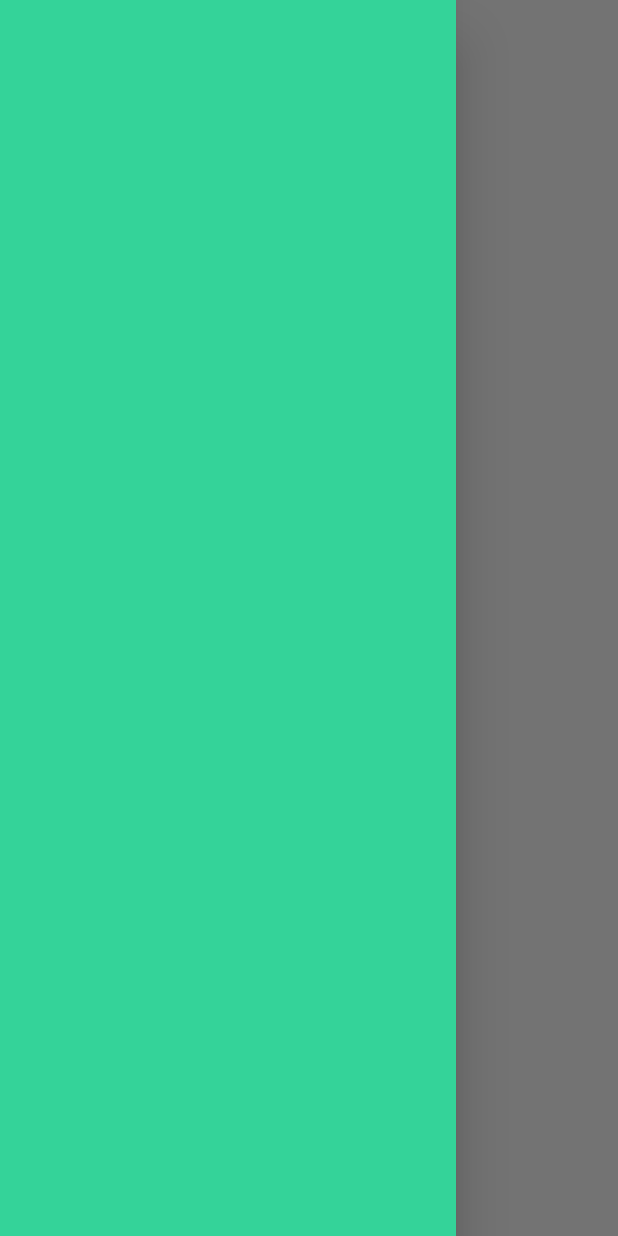
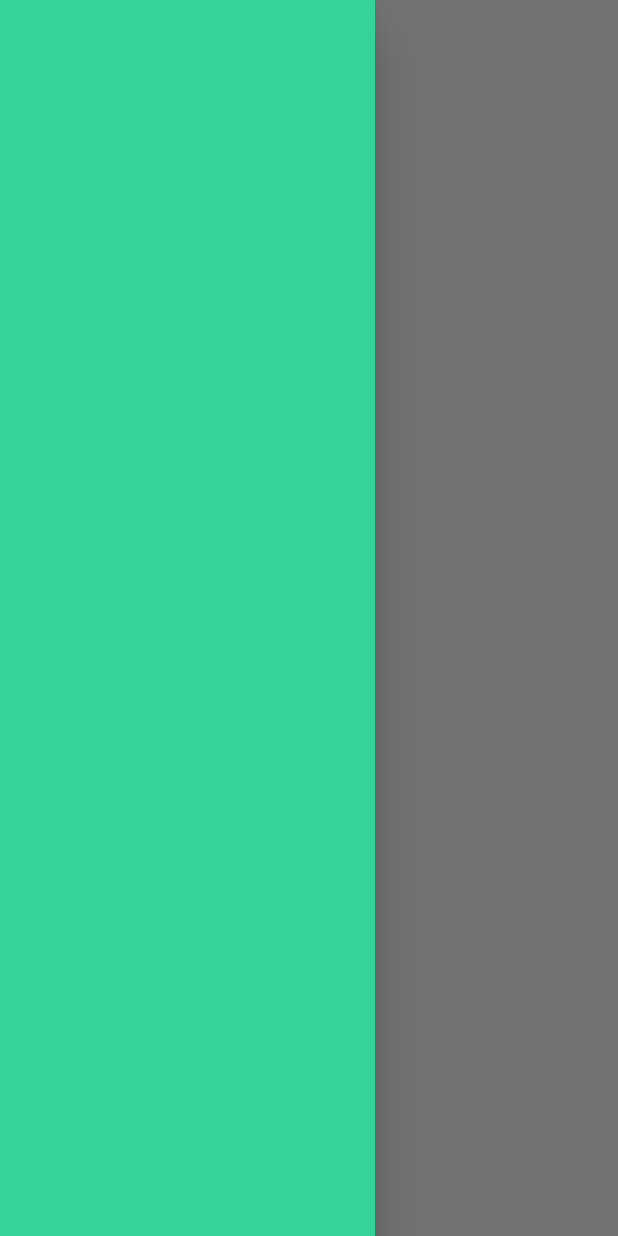
Before and after one commit to izaanjahangir/covid-tracker-flutter, a Flutter app: the screen it shows after launch, with the side drawer open, on a phone screen of 412 x 824 dp. Run offline on Flutter 3.47's test engine with Material 2 defaults, Android fonts, the phone set to English and light mode, and no system bars.

```diff
--- a/lib/screens/home/home.dart
+++ b/lib/screens/home/home.dart
@@ -12,16 +12,32 @@ class Home extends StatelessWidget {
   @override
   Widget build(BuildContext context) {
     final size = MediaQuery.of(context).size;
+    final double drawerWidth = size.width;
 
     return SafeArea(
       child: Scaffold(
         drawer: Responsive.isDesktop(context)
             ? null
-            : Drawer(
-                child: AppDrawer(),
+            : Container(
+                width: drawerWidth > 250 ? 250 : drawerWidth,
+                child: Drawer(
+                  child: AppDrawer(),
+                ),
               ),
-        body: SingleChildScrollView(
-          child: Container(width: size.width, child: Text("Home")),
+        body: Container(
+          child: Row(
+            crossAxisAlignment: CrossAxisAlignment.start,
+            children: [
+              if (Responsive.isDesktop(context))
+                Container(
+                  width: drawerWidth > 250 ? 250 : drawerWidth,
+                  child: AppDrawer(),
+                ),
+              Container(
+                child: Text("Home"),
+              )
+            ],
+          ),
         ),
       ),
     );
--- a/lib/utils/responsive.dart
+++ b/lib/utils/responsive.dart
@@ -13,11 +13,11 @@ class Responsive extends StatelessWidget {
   }) : super(key: key);
 
   static bool isMobile(BuildContext context) =>
-      MediaQuery.of(context).size.width < 850;
+      MediaQuery.of(context).size.width < 500;
 
   static bool isTablet(BuildContext context) =>
       MediaQuery.of(context).size.width < 1100 &&
-      MediaQuery.of(context).size.width >= 850;
+      MediaQuery.of(context).size.width >= 500;
 
   static bool isDesktop(BuildContext context) =>
       MediaQuery.of(context).size.width >= 1100;
```
